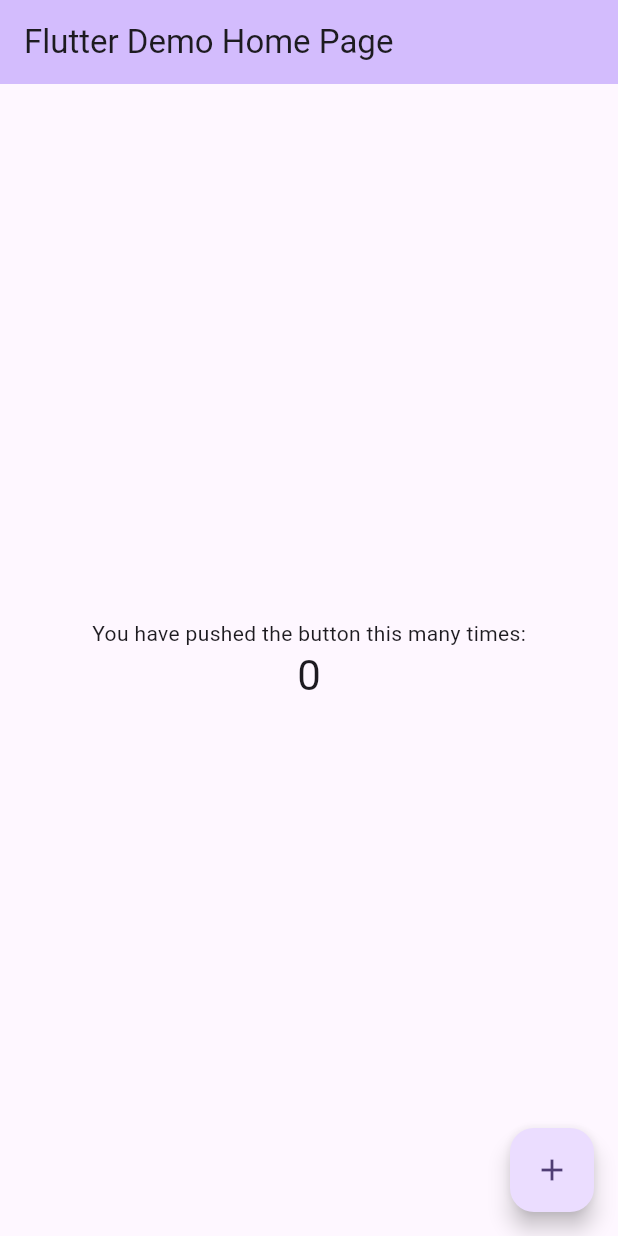
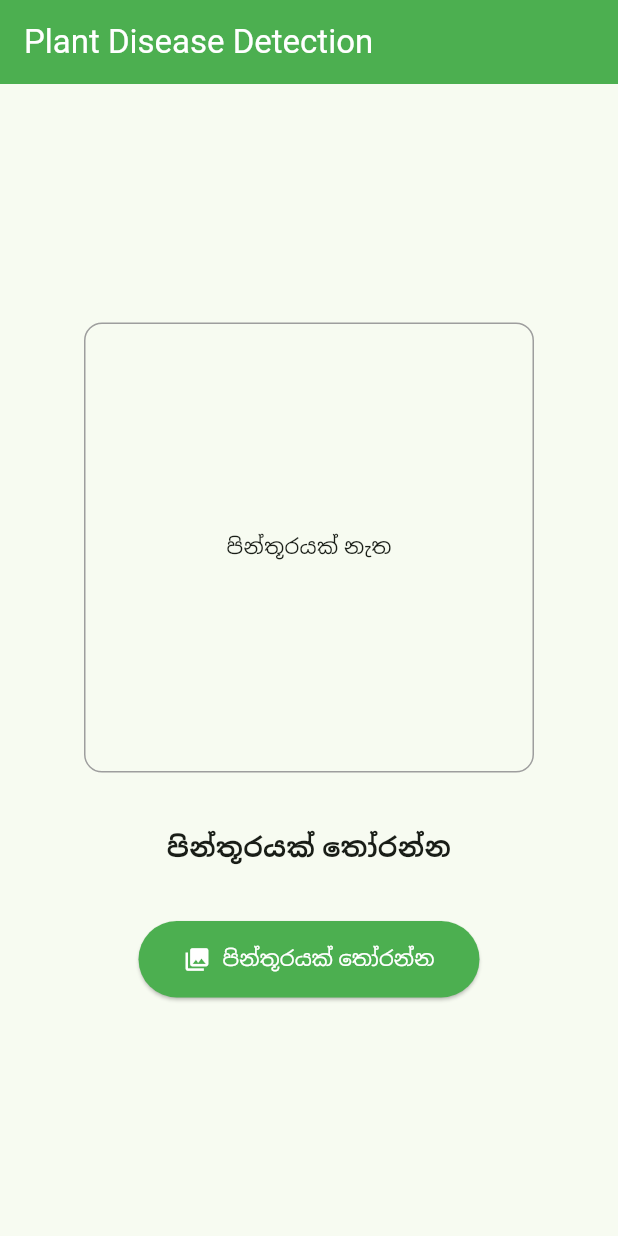
Before and after one commit to MKDGThathsarani/plant-disease-detection, a Flutter app: the screen it shows after launch, on a phone screen of 412 x 824 dp. Run offline on Flutter 3.47's test engine with Material 3 defaults, Android fonts, the phone set to English and light mode, and no system bars; our stand-ins replace image_picker; missing offline and left inert: tflite_flutter.

Commit message:
Add  update

```diff
--- a/app/lib/main.dart
+++ b/app/lib/main.dart
@@ -1,4 +1,9 @@
-import 'package:flutter/material.dart';
+//import 'package:flutter/material.dart';
+import 'package:image_picker/image_picker.dart';
+import 'package:tflite_flutter/tflite_flutter.dart';
+import 'dart:io';
+import 'dart:typed_data';
+import 'package:flutter/services.dart';
 
 void main() {
   runApp(const MyApp());
@@ -7,116 +12,125 @@ void main() {
 class MyApp extends StatelessWidget {
   const MyApp({super.key});
 
-  // This widget is the root of your application.
   @override
   Widget build(BuildContext context) {
     return MaterialApp(
-      title: 'Flutter Demo',
+      title: 'Plant Disease Detection',
       theme: ThemeData(
-        // This is the theme of your application.
-        //
-        // TRY THIS: Try running your application with "flutter run". You'll see
-        // the application has a purple toolbar. Then, without quitting the app,
-        // try changing the seedColor in the colorScheme below to Colors.green
-        // and then invoke "hot reload" (save your changes or press the "hot
-        // reload" button in a Flutter-supported IDE, or press "r" if you used
-        // the command line to start the app).
-        //
-        // Notice that the counter didn't reset back to zero; the application
-        // state is not lost during the reload. To reset the state, use hot
-        // restart instead.
-        //
-        // This works for code too, not just values: Most code changes can be
-        // tested with just a hot reload.
-        colorScheme: ColorScheme.fromSeed(seedColor: Colors.deepPurple),
+        colorScheme: ColorScheme.fromSeed(seedColor: Colors.green),
+        useMaterial3: true,
       ),
-      home: const MyHomePage(title: 'Flutter Demo Home Page'),
+      home: const PlantDiseasePage(),
     );
   }
 }
 
-class MyHomePage extends StatefulWidget {
-  const MyHomePage({super.key, required this.title});
-
-  // This widget is the home page of your application. It is stateful, meaning
-  // that it has a State object (defined below) that contains fields that affect
-  // how it looks.
-
-  // This class is the configuration for the state. It holds the values (in this
-  // case the title) provided by the parent (in this case the App widget) and
-  // used by the build method of the State. Fields in a Widget subclass are
-  // always marked "final".
-
-  final String title;
+class PlantDiseasePage extends StatefulWidget {
+  const PlantDiseasePage({super.key});
 
   @override
-  State<MyHomePage> createState() => _MyHomePageState();
+  State<PlantDiseasePage> createState() => _PlantDiseasePageState();
 }
 
-class _MyHomePageState extends State<MyHomePage> {
-  int _counter = 0;
+class _PlantDiseasePageState extends State<PlantDiseasePage> {
+  File? _image;
+  String _result = "පින්තූරයක් තෝරන්න";
+  bool _isLoading = false;
 
-  void _incrementCounter() {
-    setState(() {
-      // This call to setState tells the Flutter framework that something has
-      // changed in this State, which causes it to rerun the build method below
-      // so that the display can reflect the updated values. If we changed
-      // _counter without calling setState(), then the build method would not be
-      // called again, and so nothing would appear to happen.
-      _counter++;
-    });
+  // අපේ TFLite Model එක පාවිච්චි කරන්න
+  Interpreter? _interpreter;
+
+  @override
+  void initState() {
+    super.initState();
+    _loadModel();
+  }
+
+  // Model එක load කරන function එක
+  Future<void> _loadModel() async {
+    print('✅ Model load කරන්න සූදානම්!');
+  }
+
+  // පින්තූරයක් තෝරන function එක
+  Future<void> _pickImage() async {
+    final picker = ImagePicker();
+    final pickedFile = await picker.pickImage(source: ImageSource.gallery);
+
+    if (pickedFile != null) {
+      setState(() {
+        _image = File(pickedFile.path);
+        _result = "පරීක්ෂා කරමින්...";
+        _isLoading = true;
+      });
+      // මෙතනදී අපි පස්සේ TFLite Model එකට පින්තූරය දෙන්න ඕනේ
+      // දැනට අපි පොඩි test එකක් කරමු
+      await Future.delayed(const Duration(seconds: 2));
+      setState(() {
+        _result = "මෙය පරීක්ෂණාත්මක ප්‍රතිඵලයකි. (Model එක ඉක්මනින් connect වේ)";
+        _isLoading = false;
+      });
+    }
   }
 
   @override
   Widget build(BuildContext context) {
-    // This method is rerun every time setState is called, for instance as done
-    // by the _incrementCounter method above.
-    //
-    // The Flutter framework has been optimized to make rerunning build methods
-    // fast, so that you can just rebuild anything that needs updating rather
-    // than having to individually change instances of widgets.
     return Scaffold(
       appBar: AppBar(
-        // TRY THIS: Try changing the color here to a specific color (to
-        // Colors.amber, perhaps?) and trigger a hot reload to see the AppBar
-        // change color while the other colors stay the same.
-        backgroundColor: Theme.of(context).colorScheme.inversePrimary,
-        // Here we take the value from the MyHomePage object that was created by
-        // the App.build method, and use it to set our appbar title.
-        title: Text(widget.title),
+        title: const Text('Plant Disease Detection'),
+        backgroundColor: Colors.green,
+        foregroundColor: Colors.white,
       ),
       body: Center(
-        // Center is a layout widget. It takes a single child and positions it
-        // in the middle of the parent.
         child: Column(
-          // Column is also a layout widget. It takes a list of children and
-          // arranges them vertically. By default, it sizes itself to fit its
-          // children horizontally, and tries to be as tall as its parent.
-          //
-          // Column has various properties to control how it sizes itself and
-          // how it positions its children. Here we use mainAxisAlignment to
-          // center the children vertically; the main axis here is the vertical
-          // axis because Columns are vertical (the cross axis would be
-          // horizontal).
-          //
-          // TRY THIS: Invoke "debug painting" (choose the "Toggle Debug Paint"
-          // action in the IDE, or press "p" in the console), to see the
-          // wireframe for each widget.
           mainAxisAlignment: MainAxisAlignment.center,
-          children: <Widget>[
-            const Text('You have pushed the button this many times:'),
-            Text(
-              '$_counter',
-              style: Theme.of(context).textTheme.headlineMedium,
+          children: [
+            // පින්තූරය පෙන්නන තැන
+            Container(
+              width: 300,
+              height: 300,
+              decoration: BoxDecoration(
+                border: Border.all(color: Colors.grey),
+                borderRadius: BorderRadius.circular(12),
+              ),
+              child: _image != null
+                  ? ClipRRect(
+                      borderRadius: BorderRadius.circular(12),
+                      child: Image.file(_image!, fit: BoxFit.cover),
+                    )
+                  : const Center(child: Text("පින්තූරයක් නැත")),
             ),
+            const SizedBox(height: 20),
+
+            // ප්‍රතිඵලය පෙන්නන තැන
+            Padding(
+              padding: const EdgeInsets.all(16.0),
+              child: Text(
+                _result,
+                style: const TextStyle(fontSize: 18, fontWeight: FontWeight.bold),
+                textAlign: TextAlign.center,
+              ),
+            ),
+            const SizedBox(height: 20),
+
+            // පින්තූරය තෝරන්න බොත්තම
+            ElevatedButton.icon(
+              onPressed: _isLoading ? null : _pickImage,
+              icon: const Icon(Icons.photo_library),
+              label: const Text('පින්තූරයක් තෝරන්න'),
+              style: ElevatedButton.styleFrom(
+                backgroundColor: Colors.green,
+                foregroundColor: Colors.white,
+                padding: const EdgeInsets.symmetric(horizontal: 30, vertical: 15),
+              ),
+            ),
+            if (_isLoading)
+              const Padding(
+                padding: EdgeInsets.all(20.0),
+                child: CircularProgressIndicator(),
+              ),
           ],
         ),
       ),
-      floatingActionButton: FloatingActionButton(
-        onPressed: _incrementCounter,
-        tooltip: 'Increment',
-        child: const Icon(Icons.add),
-      ), // This trailing comma makes auto-formatting nicer for build methods.
     );
   }
 }
--- a/app/pubspec.yaml
+++ b/app/pubspec.yaml
@@ -59,6 +59,9 @@ flutter:
   # the material Icons class.
   uses-material-design: true
 
+  assets:
+    - assets/plant_classification.tflite
+
   # To add assets to your application, add an assets section, like this:
   # assets:
   #   - images/a_dot_burr.jpeg
```
Also changed, not shown: 5 other files.
